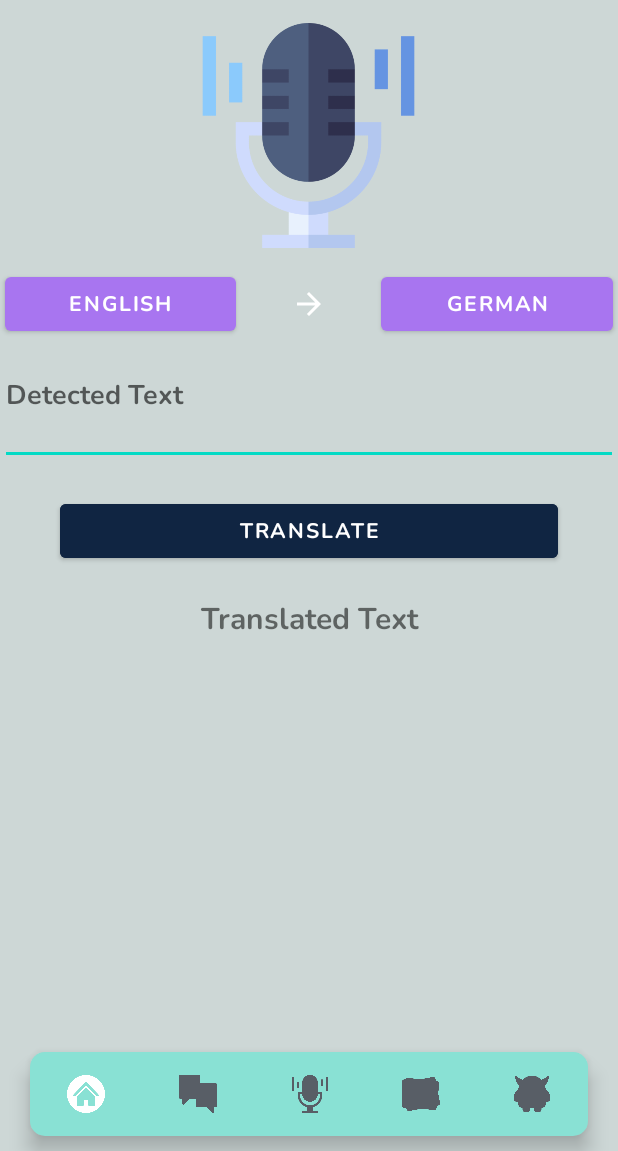
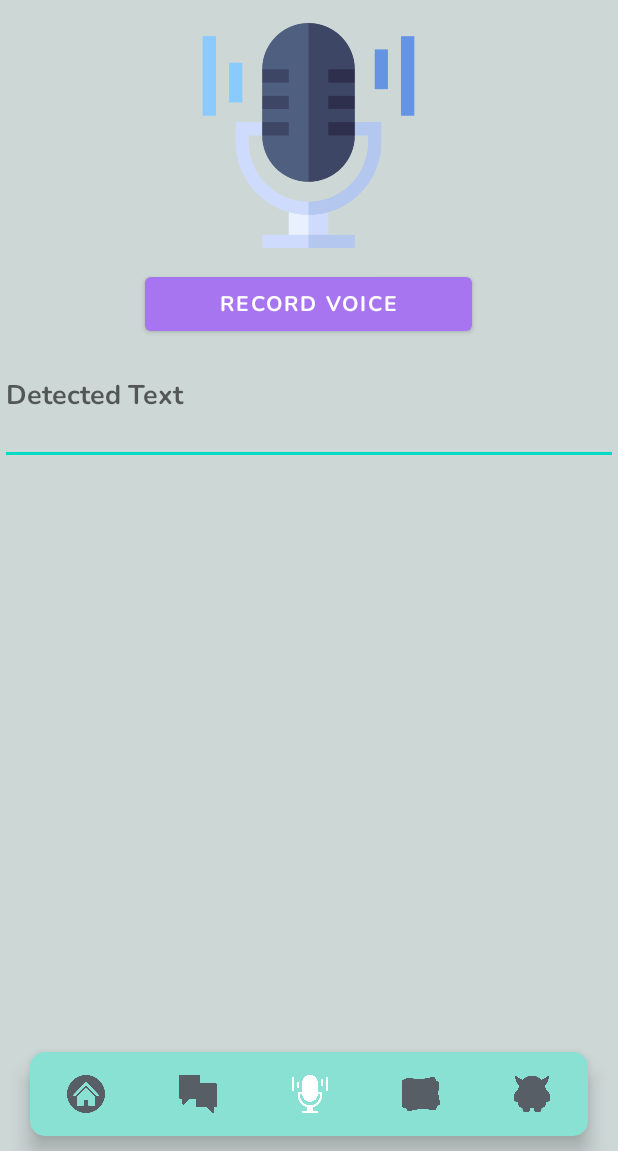
Before and after one commit to DerisO22/Android-Translation-App, an Android app: the voiceActivity screen opened directly, with no data from a screen before it, on a phone screen of 412 x 824 dp, the part 85-1236 px from its top. Run offline under Robolectric (Android 15) with nearby library versions, the phone set to English and light mode, and no system bars.

```diff
--- a/app/src/main/java/com/example/translationappandroid/homeActivity.java
+++ b/app/src/main/java/com/example/translationappandroid/homeActivity.java
@@ -113,7 +113,6 @@ public class homeActivity extends AppCompatActivity {
                 startActivity(intent);
             }
         });
-
     }
 
     //Swipe Window Right
--- a/app/src/main/res/drawable/baseline_arrow_forward_24.xml
+++ b/app/src/main/res/drawable/baseline_arrow_forward_24.xml
@@ -1,5 +1,5 @@
 <vector android:autoMirrored="true" android:height="24dp"
     android:tint="#4BACFC" android:viewportHeight="24"
     android:viewportWidth="24" android:width="24dp" xmlns:android="http://schemas.android.com/apk/res/android">
-    <path android:fillColor="@android:color/white" android:pathData="M12,4l-1.41,1.41L16.17,11H4v2h12.17l-5.58,5.59L12,20l8,-8z"/>
+    <path android:fillColor="@color/denim" android:pathData="M12,4l-1.41,1.41L16.17,11H4v2h12.17l-5.58,5.59L12,20l8,-8z"/>
 </vector>
--- a/app/src/main/res/layout/activity_image.xml
+++ b/app/src/main/res/layout/activity_image.xml
@@ -92,7 +92,6 @@
         android:background="@drawable/bottom_background"
         android:layout_marginEnd="20dp"
         android:layout_marginStart="20dp"
-        android:layout_marginBottom="10dp"
         android:elevation="2dp"
         app1:menu="@menu/bottom_menu"
         app1:itemIconSize="25dp"
--- a/app/src/main/res/layout/activity_practice.xml
+++ b/app/src/main/res/layout/activity_practice.xml
@@ -31,7 +31,7 @@
         android:layout_height="wrap_content"
         android:layout_gravity="center"
         android:textColor="#7C51F3"
-        android:textSize="22sp"
+        android:textSize="26sp"
         android:text="The Practice Zone\nChoose a Category">
   </TextView>
 
--- a/app/src/main/res/layout/activity_text.xml
+++ b/app/src/main/res/layout/activity_text.xml
@@ -59,7 +59,6 @@
             android:layout_weight="1"
             android:src="@drawable/baseline_arrow_forward_24"
             android:background="@android:color/transparent"
-            app:tint="@color/white"
             android:layout_gravity="center"
             tools:ignore="UseAppTint" />
 
--- a/app/src/main/res/layout/activity_voice.xml
+++ b/app/src/main/res/layout/activity_voice.xml
@@ -60,32 +60,11 @@
             android:layout_height="wrap_content"
             android:layout_weight="1"
             android:layout_margin="3dp"
-            android:text="English"
+            android:text="Record Voice"
             android:fontFamily="@font/nunitobold"
             android:gravity="center"
             android:padding="3dp"
             />
-
-        <ImageButton
-            android:layout_width="wrap_content"
-            android:layout_height="wrap_content"
-            android:layout_weight="1"
-            android:src="@drawable/baseline_arrow_forward_24"
-            android:background="@android:color/transparent"
-            app:tint="@color/white"
-            android:layout_gravity="center"
-            tools:ignore="UseAppTint" />
-
-        <Button
-            android:id="@+id/destinationLanguageChooseBtn"
-            android:layout_width="wrap_content"
-            android:layout_height="wrap_content"
-            android:layout_weight="1"
-            android:layout_margin="3dp"
-            android:text="German"
-            android:fontFamily="@font/nunitobold"
-            android:gravity="center"
-            android:padding="3dp" />
 
     </LinearLayout>
 
@@ -100,6 +79,8 @@
         android:gravity="start"
         android:textSize="18dp"/>
 
+
+<!--
     <com.google.android.material.button.MaterialButton
         android:id="@+id/translateBtn"
         android:layout_width="match_parent"
@@ -122,7 +103,7 @@
         android:fontFamily="@font/nunitobold"
         android:textSize="20sp"
         android:textAlignment="center"
-        android:text="Translated Text"/>
+        android:text="Translated Text"/> -->
 
     </LinearLayout>
 
--- /dev/null
+++ b/app/src/main/res/menu/nav_menu.xml
@@ -0,0 +1,4 @@
+<?xml version="1.0" encoding="utf-8"?>
+<menu>
+
+</menu>
```
Also changed, not shown: app/src/main/java/com/example/translationappandroid/imageActivity.java (+33 -0 lines), app/src/main/java/com/example/translationappandroid/practiceActivity.java (+34 -0 lines), app/src/main/java/com/example/translationappandroid/voiceActivity.java (+34 -0 lines), app/src/main/res/anim/menu_slide_in.xml (added, +7 -0 lines), app/src/main/res/anim/menu_slide_out.xml (added, +8 -0 lines), app/src/main/res/drawable/dialogbkg.xml (added, +16 -0 lines), app/src/main/res/values/themes.xml (+9 -0 lines).
